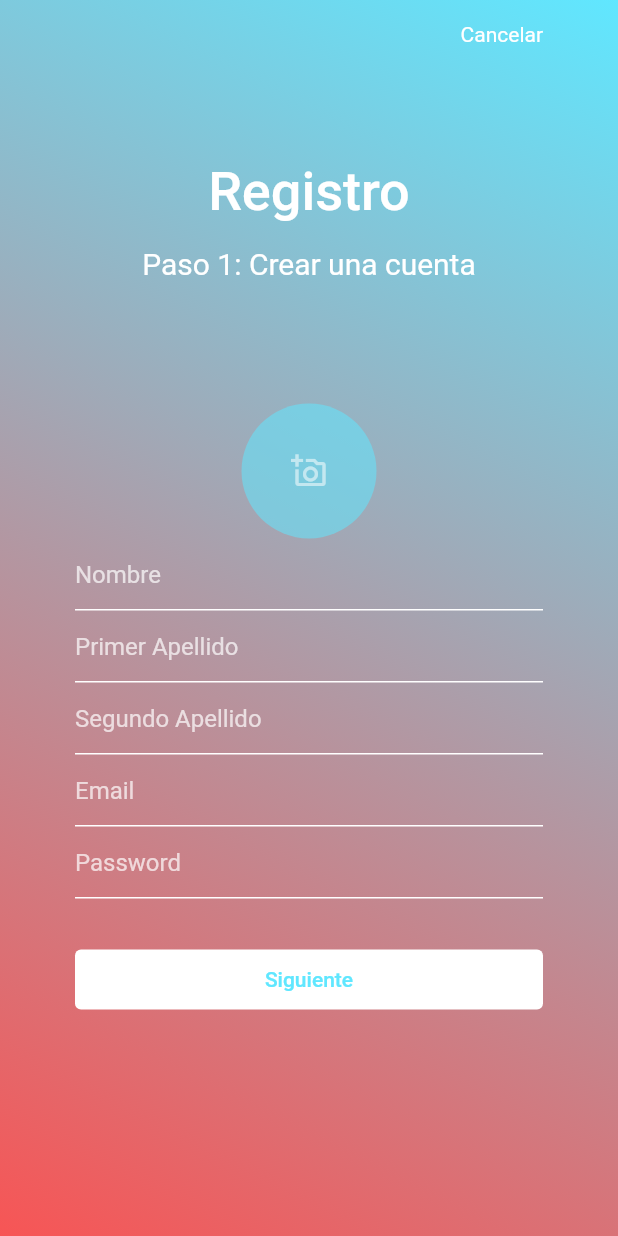
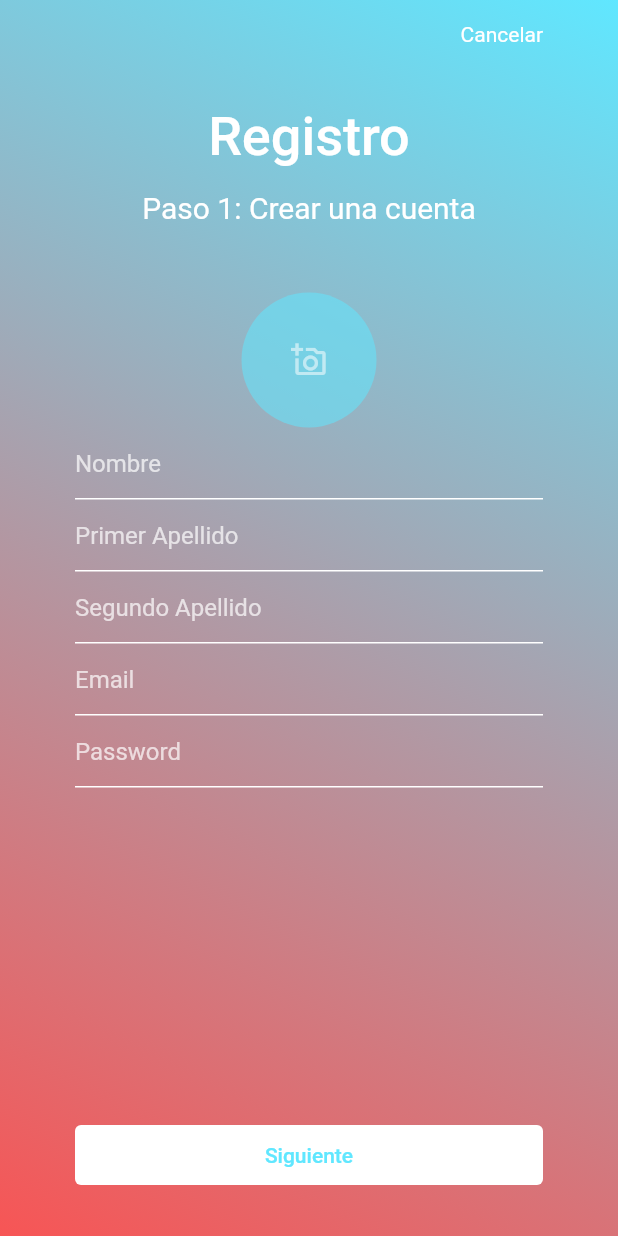
Before and after one commit to mricab/buentrabajo-supplierapp, a Flutter app: the RegisterAccount screen opened by its route, on a phone screen of 412 x 824 dp. Run offline on Flutter 3.47's test engine with Material 2 defaults, Android fonts, the phone set to English and light mode, and no system bars; our stand-ins replace image_picker, shared_preferences; missing offline and left inert: simple_location_picker; accounts and stored records are empty; Roboto replaces fonts that are missing (Gibson).

Commit message:
Changed register form's layout to prevent windows fromo overflowing

```diff
--- a/lib/screens/register_account.dart
+++ b/lib/screens/register_account.dart
@@ -4,7 +4,6 @@ import 'package:supplierapp/screens/register_personal.dart';
 import 'package:supplierapp/screens/login.dart';
 import 'package:supplierapp/logic/register_logic.dart';
 import 'package:supplierapp/models/newsupplier.dart';
-import 'package:supplierapp/widgets/avatarField.dart';
 
 class RegisterAccount extends StatefulWidget {
   @override
@@ -40,20 +39,22 @@ class _RegisterAccountState extends State<RegisterAccount> {
           ]),
           body: Center(
             child: Padding(
-              padding: EdgeInsets.fromLTRB(50, 0, 50, 80),
+              padding: EdgeInsets.fromLTRB(50, 30, 50, 30),
               child: Column(
                   mainAxisAlignment: MainAxisAlignment.center,
                   children: [
-                    Spacer(flex: 1),
                     specialTitle('Registro'),
                     SizedBox(
                       height: 15,
                     ),
                     specialSubtitle('Paso 1: Crear una cuenta'),
-                    Spacer(flex: 1),
-                    Form(
+                    SizedBox(
+                      height: 30,
+                    ),
+                    Expanded(
+                      child: Form(
                         key: _regAccKey,
-                        child: Column(
+                        child: ListView(
                           children: [
                             specialAvatarField(context, validateAvatar, avatar),
                             specialTextFormField(
@@ -69,6 +70,10 @@ class _RegisterAccountState extends State<RegisterAccount> {
                             SizedBox(
                               height: 30,
                             ),
+                          ],
+                        ),
+                      ),
+                    ),
                     specialButton('Siguiente', () {
                       var supplier = new Supplier();
                       supplier.saveAccount(
@@ -78,12 +83,9 @@ class _RegisterAccountState extends State<RegisterAccount> {
                           second_last_name.text,
                           email.text,
                           password.text);
-                              validateAndSend(context, _nextRoute, _regAccKey,
-                                  supplier, 'account');
-                            }),
-                          ],
-                        )),
-                    Spacer(flex: 1),
+                      validateAndSend(
+                          context, _nextRoute, _regAccKey, supplier, 'account');
+                    })
                   ]),
             ),
           ),
```
Also changed, not shown: lib/logic/register_logic.dart (+7 -7 lines), lib/screens/register_personal.dart (+17 -20 lines), lib/screens/register_professional.dart (+16 -18 lines), lib/screens/register_services.dart (+12 -13 lines), 1 other file. Lines whose indentation alone changed are shown as unchanged.
